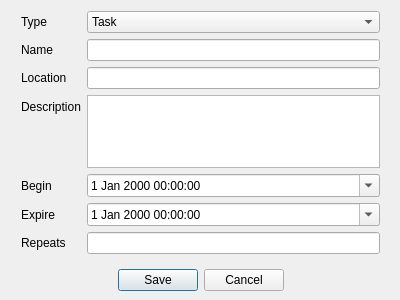
Mariagrazia98/Applicazione-Calendario-e-To-Do-List, file taskform.ui: the form before one commit.
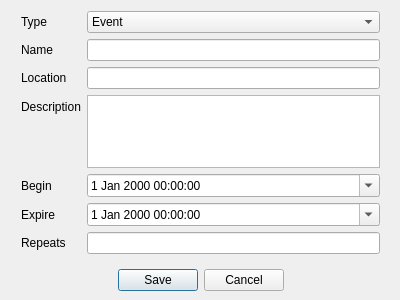
The form after the commit.

Commit message: Added TaskForm signals

The edit to the form file:
```diff
--- a/taskform.ui
+++ b/taskform.ui
@@ -59,7 +59,7 @@
      <widget class="QComboBox" name="comboBox">
       <item>
        <property name="text">
-        <string>Task</string>
+        <string>Event</string>
        </property>
       </item>
       <item>
```
Left out of the diff: 2 changed lines with no effect on the pictures. The commit also changes 2 other files.
